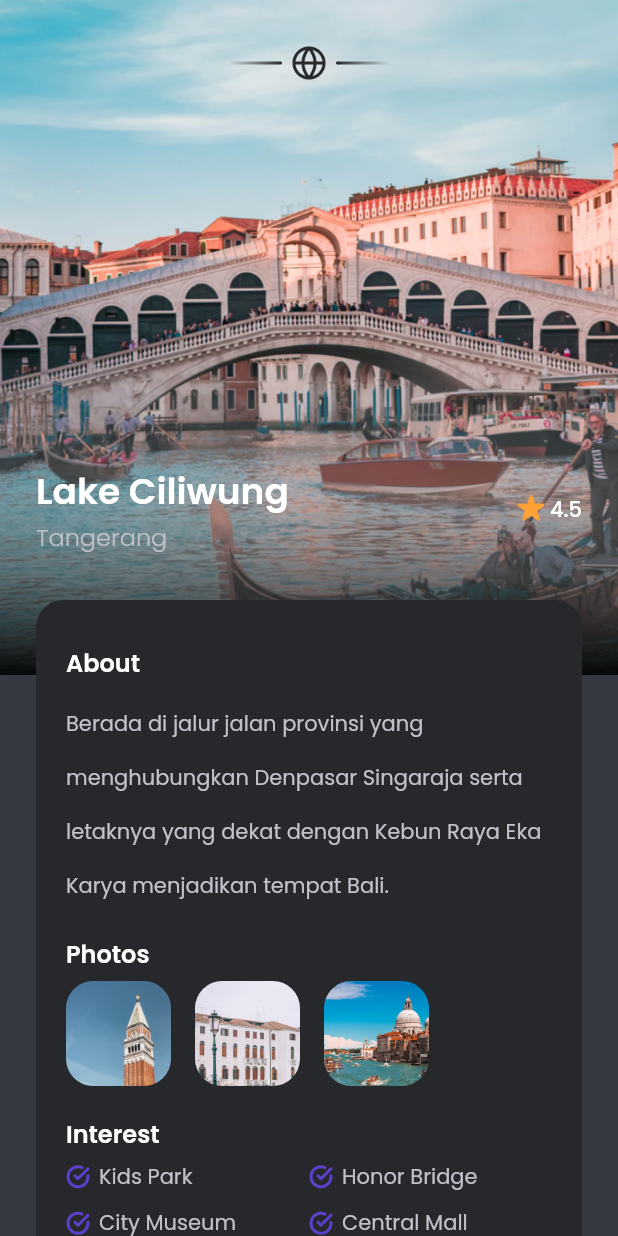
After one commit to RFerdiawan/flutter_airplane_app, a Flutter app: the MainPage screen opened by its route, after a tap on "4.5", on a phone screen of 412 x 824 dp. The commit adds this screen. Run offline on Flutter 3.47's test engine with Material 2 defaults, Android fonts, the phone set to English and light mode, and no system bars; our stand-ins replace google_fonts.

Commit message:
Slicing UI detail screen

```diff
--- /dev/null
+++ b/lib/ui/pages/detail_page.dart
@@ -0,0 +1,273 @@
+import 'package:airplanes/shared/theme.dart';
+import 'package:airplanes/ui/widgets/custom_button.dart';
+import 'package:airplanes/ui/widgets/interest_item.dart';
+import 'package:airplanes/ui/widgets/photo_item.dart';
+import 'package:flutter/material.dart';
+
+class DetailPage extends StatelessWidget {
+  const DetailPage({Key? key}) : super(key: key);
+
+  @override
+  Widget build(BuildContext context) {
+    Widget backgroundImage() {
+      return Container(
+        width: double.infinity,
+        height: 450,
+        decoration: BoxDecoration(
+          image: DecorationImage(
+            fit: BoxFit.cover,
+            image: AssetImage('assets/image_destination1.png'),
+          ),
+        ),
+      );
+    }
+
+    Widget shadow() {
+      return Container(
+        margin: EdgeInsets.only(
+          top: 236,
+        ),
+        width: double.infinity,
+        height: 214,
+        decoration: BoxDecoration(
+            gradient: LinearGradient(
+          begin: Alignment.topCenter,
+          end: Alignment.bottomCenter,
+          colors: [
+            kWhiteColor.withOpacity(0),
+            Colors.black.withOpacity(0.95),
+          ],
+        )),
+      );
+    }
+
+    Widget content() {
+      return Container(
+        width: double.infinity,
+        margin: EdgeInsets.symmetric(horizontal: defaultMargin),
+        child: Column(
+          children: [
+            // NOTE: EMBLEM
+            Container(
+              margin: EdgeInsets.only(
+                top: 30,
+              ),
+              width: 108,
+              height: 24,
+              decoration: BoxDecoration(
+                image: DecorationImage(
+                  image: AssetImage(
+                    'assets/icon_emblem.png',
+                  ),
+                ),
+              ),
+            ),
+
+            // NOTE: TITLE
+            Container(
+              margin: EdgeInsets.only(
+                top: 256,
+              ),
+              child: Row(
+                children: [
+                  Expanded(
+                    child: Column(
+                      crossAxisAlignment: CrossAxisAlignment.start,
+                      children: [
+                        Text(
+                          'Lake Ciliwung',
+                          style: whiteTextStyle.copyWith(
+                            fontSize: 24,
+                            fontWeight: semiBold,
+                          ),
+                        ),
+                        Text(
+                          'Tangerang',
+                          style: greyTextStyle.copyWith(
+                            fontSize: 16,
+                            fontWeight: light,
+                          ),
+                        ),
+                      ],
+                    ),
+                  ),
+                  Row(
+                    mainAxisAlignment: MainAxisAlignment.center,
+                    crossAxisAlignment: CrossAxisAlignment.start,
+                    children: [
+                      Container(
+                        height: 18,
+                        width: 18,
+                        margin: EdgeInsets.only(right: 4),
+                        decoration: BoxDecoration(
+                          image: DecorationImage(
+                            image: AssetImage('assets/icon_star.png'),
+                          ),
+                        ),
+                      ),
+                      Text(
+                        '4.5',
+                        style: whiteTextStyle.copyWith(fontWeight: medium),
+                      )
+                    ],
+                  ),
+                ],
+              ),
+            ),
+
+            // NOTE: DESCRIPTION
+            Container(
+              width: double.infinity,
+              margin: EdgeInsets.only(
+                top: 30,
+              ),
+              padding: EdgeInsets.symmetric(
+                horizontal: 20,
+                vertical: 30,
+              ),
+              decoration: BoxDecoration(
+                borderRadius: BorderRadius.circular(defaultRadius),
+                color: kInnerBackgroundColor,
+              ),
+              child: Column(
+                crossAxisAlignment: CrossAxisAlignment.start,
+                children: [
+                  // NOTE: ABOUT
+                  Text(
+                    'About',
+                    style: whiteTextStyle.copyWith(
+                      fontSize: 16,
+                      fontWeight: semiBold,
+                    ),
+                  ),
+                  SizedBox(
+                    height: 6,
+                  ),
+                  Text(
+                    'Berada di jalur jalan provinsi yang menghubungkan Denpasar Singaraja serta letaknya yang dekat dengan Kebun Raya Eka Karya menjadikan tempat Bali.',
+                    style: greyTextStyle.copyWith(
+                      height: 2.6,
+                    ),
+                  ),
+                  SizedBox(
+                    height: 20,
+                  ),
+
+                  // NOTE: PHOTOS
+                  Text(
+                    'Photos',
+                    style: whiteTextStyle.copyWith(
+                      fontSize: 16,
+                      fontWeight: semiBold,
+                    ),
+                  ),
+                  SizedBox(
+                    height: 6,
+                  ),
+                  Row(
+                    children: [
+                      PhotoItem(
+                        imageUrl: 'assets/image_photo1.png',
+                      ),
+                      PhotoItem(
+                        imageUrl: 'assets/image_photo2.png',
+                      ),
+                      PhotoItem(
+                        imageUrl: 'assets/image_photo3.png',
+                      ),
+                    ],
+                  ),
+                  SizedBox(
+                    height: 20,
+                  ),
+
+                  //NOTE: INTEREST
+                  Text(
+                    'Interest',
+                    style: whiteTextStyle.copyWith(
+                      fontSize: 16,
+                      fontWeight: semiBold,
+                    ),
+                  ),
+                  SizedBox(
+                    height: 6,
+                  ),
+                  Row(
+                    children: [
+                      InterestItem(
+                        item: 'Kids Park',
+                      ),
+                      InterestItem(
+                        item: 'Honor Bridge',
+                      ),
+                    ],
+                  ),
+                  SizedBox(
+                    height: 10,
+                  ),
+                  Row(
+                    children: [
+                      InterestItem(
+                        item: 'City Museum',
+                      ),
+                      InterestItem(
+                        item: 'Central Mall',
+                      ),
+                    ],
+                  ),
+                ],
+              ),
+            ),
+
+            //NOTE: PRICE AND BOOK BTN
+            Container(
+              width: double.infinity,
+              margin: EdgeInsets.symmetric(vertical: 30),
+              child: Row(
+                children: [
+                  Expanded(
+                    child: Column(
+                      crossAxisAlignment: CrossAxisAlignment.start,
+                      children: [
+                        Text(
+                          'IDR 2.500.000',
+                          style: whiteTextStyle.copyWith(
+                            fontSize: 18,
+                            fontWeight: medium,
+                          ),
+                        ),
+                        Text(
+                          'per orang',
+                          style: greyTextStyle.copyWith(fontWeight: light),
+                        ),
+                      ],
+                    ),
+                  ),
+                  CustomButton(
+                    title: 'Book Now',
+                    onPressed: () {},
+                    width: 170,
+                  )
+                ],
+              ),
+            )
+          ],
+        ),
+      );
+    }
+
+    return Scaffold(
+      backgroundColor: kBackgroundColor,
+      body: SingleChildScrollView(
+        scrollDirection: Axis.vertical,
+        child: Stack(
+          children: [
+            backgroundImage(),
+            shadow(),
+            content(),
+          ],
+        ),
+      ),
+    );
+  }
+}
--- a/lib/ui/widgets/custom_destinations_card.dart
+++ b/lib/ui/widgets/custom_destinations_card.dart
@@ -1,4 +1,5 @@
 import 'package:airplanes/shared/theme.dart';
+import 'package:airplanes/ui/pages/detail_page.dart';
 import 'package:flutter/material.dart';
 
 class CustomDestinationsCard extends StatelessWidget {
@@ -17,7 +18,16 @@ class CustomDestinationsCard extends StatelessWidget {
 
   @override
   Widget build(BuildContext context) {
-    return Container(
+    return GestureDetector(
+      onTap: () {
+        Navigator.push(
+          context,
+          MaterialPageRoute(
+            builder: (context) => DetailPage(),
+          ),
+        );
+      },
+      child: Container(
         margin: EdgeInsets.only(left: defaultMargin),
         width: 200,
         height: 323,
@@ -95,6 +105,7 @@ class CustomDestinationsCard extends StatelessWidget {
             ),
           )
         ]),
+      ),
     );
   }
 }
--- /dev/null
+++ b/lib/ui/widgets/interest_item.dart
@@ -0,0 +1,33 @@
+import 'package:flutter/material.dart';
+
+import '../../shared/theme.dart';
+
+class InterestItem extends StatelessWidget {
+  final String item;
+  const InterestItem({Key? key, required this.item}) : super(key: key);
+
+  @override
+  Widget build(BuildContext context) {
+    return Expanded(
+      child: Row(
+        children: [
+          Container(
+            margin: EdgeInsets.only(right: 6),
+            width: 16,
+            height: 16,
+            decoration: BoxDecoration(
+              image: DecorationImage(
+                fit: BoxFit.cover,
+                image: AssetImage('assets/icon_checklist.png'),
+              ),
+            ),
+          ),
+          Text(
+            item,
+            style: greyTextStyle,
+          ),
+        ],
+      ),
+    );
+  }
+}
--- /dev/null
+++ b/lib/ui/widgets/photo_item.dart
@@ -0,0 +1,24 @@
+import 'package:flutter/material.dart';
+
+import '../../shared/theme.dart';
+
+class PhotoItem extends StatelessWidget {
+  final String imageUrl;
+  const PhotoItem({Key? key, required this.imageUrl}) : super(key: key);
+
+  @override
+  Widget build(BuildContext context) {
+    return Container(
+      margin: EdgeInsets.only(right: 16),
+      width: 70,
+      height: 70,
+      decoration: BoxDecoration(
+        borderRadius: BorderRadius.circular(defaultRadius),
+        image: DecorationImage(
+          fit: BoxFit.cover,
+          image: AssetImage(imageUrl),
+        ),
+      ),
+    );
+  }
+}
```
Lines whose indentation alone changed are shown as unchanged.
